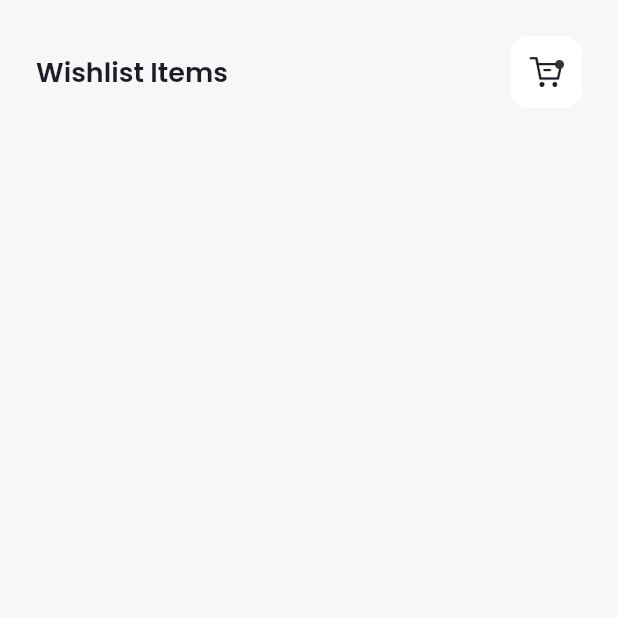
After one commit to LazuardiFadhilah/Furnishop, a Flutter app: the WishlistScreen screen opened by its route, on a phone screen of 412 x 824 dp, the top half of it. The commit adds this screen. Run offline on Flutter 3.47's test engine with Material 2 defaults, Android fonts, the phone set to English and light mode, and no system bars; our stand-ins replace google_fonts.

Commit message:
add wishlist screen

```diff
--- a/lib/main.dart
+++ b/lib/main.dart
@@ -1,6 +1,7 @@
 import 'package:flutter/material.dart';
 import 'package:furnishop/main_home_page.dart';
 import 'package:furnishop/screens/explore_screen.dart';
+import 'package:furnishop/screens/wishlist_screen.dart';
 
 void main() => runApp(const MyApp());
 
@@ -15,6 +16,7 @@ class MyApp extends StatelessWidget {
       routes: {
         '/': (context) => const MainHomePage(),
         ExploreScreen.routeName: (context) => const ExploreScreen(),
+        WishlistScreen.routeName: (context) => const WishlistScreen(),
       },
     );
   }
--- a/lib/main_home_page.dart
+++ b/lib/main_home_page.dart
@@ -1,6 +1,7 @@
 import 'package:flutter/material.dart';
 import 'package:furnishop/screens/explore_screen.dart';
 import 'package:furnishop/screens/home_screen.dart';
+import 'package:furnishop/screens/wishlist_screen.dart';
 import 'package:furnishop/styles.dart';
 
 class MainHomePage extends StatefulWidget {
@@ -15,7 +16,7 @@ class _MainHomePageState extends State<MainHomePage> {
   final List<Widget> _tabList = [
     const HomeScreen(),
     const ExploreScreen(),
-    const HomeScreen(),
+    const WishlistScreen(),
     const HomeScreen(),
   ];
   @override
--- /dev/null
+++ b/lib/screens/wishlist_screen.dart
@@ -0,0 +1,49 @@
+import 'package:flutter/material.dart';
+import 'package:furnishop/styles.dart';
+
+class WishlistScreen extends StatelessWidget {
+  static const routeName = '/wishlist';
+  const WishlistScreen({Key? key}) : super(key: key);
+
+  Widget header(context) {
+    return Container(
+      padding: const EdgeInsets.all(24),
+      child: Row(
+        mainAxisAlignment: MainAxisAlignment.spaceBetween,
+        children: [
+          Text(
+            'Wishlist Items',
+            style: titleTextStyle.copyWith(
+              fontSize: 18,
+            ),
+          ),
+          Container(
+            padding: const EdgeInsets.all(12),
+            width: 48,
+            height: 48,
+            decoration: BoxDecoration(
+              color: whiteColor,
+              borderRadius: BorderRadius.circular(12),
+            ),
+            child: Image.asset('assets/empty_cart_icon.png'),
+          ),
+        ],
+      ),
+    );
+  }
+
+  @override
+  Widget build(BuildContext context) {
+    return Scaffold(
+      backgroundColor: bgColor,
+      body: SafeArea(
+        top: true,
+        child: Column(
+          children: [
+            header(context),
+          ],
+        ),
+      ),
+    );
+  }
+}
```
